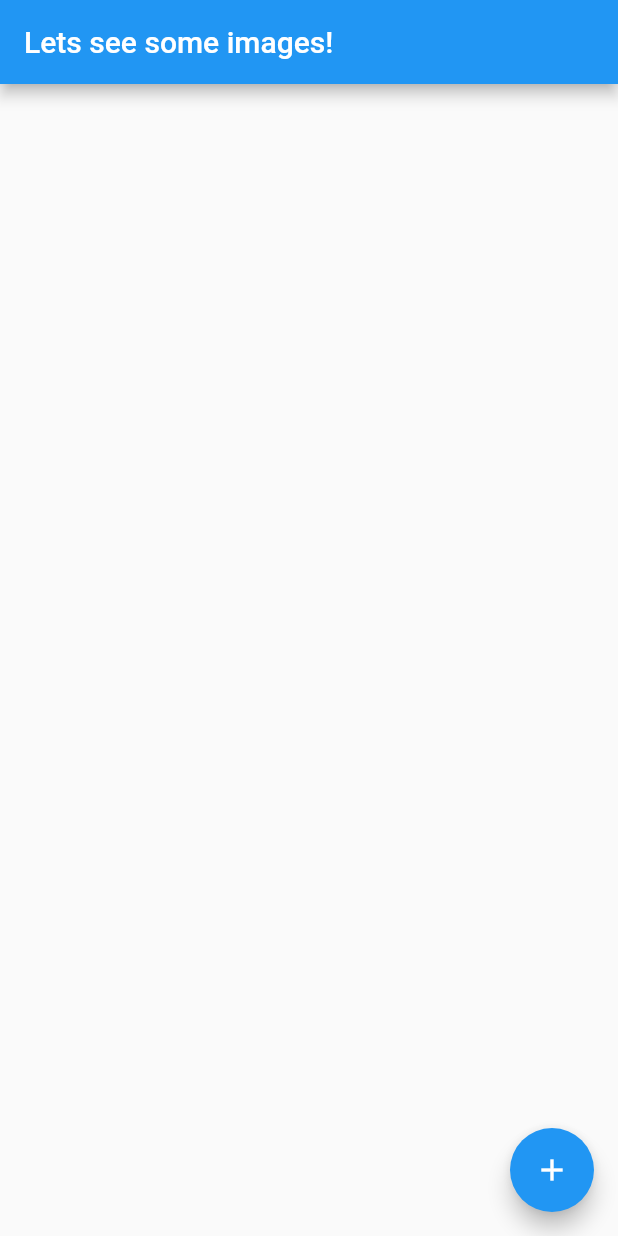
After one commit to pedrolacerda81/flutters-guide, a Flutter app: the screen it shows after launch, on a phone screen of 412 x 824 dp. The commit adds this screen. Run offline on Flutter 3.47's test engine with Material 2 defaults, Android fonts, the phone set to English and light mode, and no system bars.

Commit message:
Aula 104

```diff
--- /dev/null
+++ b/apps/pics/lib/src/app.dart
@@ -0,0 +1,48 @@
+// App Widget
+
+//Import flutter helper library
+import 'package:flutter/material.dart';
+import 'package:http/http.dart' show get;
+import 'dart:convert';
+import './models/image.dart';
+import './widgets/image_list.dart';
+
+// Create a class that will be our custom widget
+// This class must exted the 'StatelessWidget' base class
+
+class App extends StatefulWidget {
+  @override
+  State<StatefulWidget> createState() {
+    return AppState();
+  }
+}
+
+class AppState extends State<App> {
+  int counter = 0;
+  List<ImageModel> images = [];
+  void fetchImage() async {
+    counter++;
+    var response =
+        await get('https://jsonplaceholder.typicode.com/photos/$counter');
+    var imageModel = ImageModel.fromJson(json.decode(response.body));
+    setState(() {
+      images.add(imageModel);
+    });
+  }
+
+// Must define a 'build' method that returns
+// the widgets that *this* widget will show
+  Widget build(BuildContext context) {
+    return MaterialApp(
+        home: Scaffold(
+      appBar: AppBar(
+        title: Text('Lets see some images!'),
+      ),
+      body: ImageList(images),
+      floatingActionButton: FloatingActionButton(
+        child: Icon(Icons.add),
+        onPressed: fetchImage,
+      ),
+    ));
+  }
+}
--- /dev/null
+++ b/apps/pics/lib/src/models/image.dart
@@ -0,0 +1,18 @@
+class ImageModel {
+  int id;
+  String url;
+  String title;
+
+  ImageModel(this.id, this.url, this.title);
+
+  /* ImageModel.fromJson(Map<String, dynamic> parcedJson) {
+    id = parcedJson['id'];
+    url = parcedJson['url'];
+    title = parcedJson['title'];
+  } SE FOR USAR, USA ESSA! */
+
+  ImageModel.fromJson(Map<String, dynamic> parcedJson)
+      : id = parcedJson['id'],
+        url = parcedJson['url'],
+        title = parcedJson['title'];
+}
--- /dev/null
+++ b/apps/pics/lib/src/widgets/image_list.dart
@@ -0,0 +1,41 @@
+//Imports
+import 'package:flutter/material.dart';
+import '../models/image.dart';
+
+class ImageList extends StatelessWidget {
+  final List<ImageModel> images;
+  ImageList(this.images);
+
+  @override
+  Widget build(BuildContext context) {
+    return ListView.builder(
+      itemCount: images.length,
+      itemBuilder: (BuildContext context, int index) {
+        return _buildImageItem(images[index]);
+      },
+    );
+  }
+
+  Container _buildImageItem(ImageModel image) {
+    return Container(
+      margin: EdgeInsets.symmetric(horizontal: 16.0, vertical: 5.0),
+      padding: EdgeInsets.all(16.0),
+      decoration: BoxDecoration(
+        border: Border.all(color: Colors.grey[300]),
+      ),
+      child: Column(
+        children: <Widget>[
+          Image.network(image.url),
+          Padding(
+            padding: EdgeInsets.only(top: 20.0),
+            child: Text(
+              image.title,
+              textAlign: TextAlign.center,
+              style: TextStyle(color: Colors.grey[700], fontSize: 16.0),
+            ),
+          ),
+        ],
+      ),
+    );
+  }
+}
--- a/apps/pics/pubspec.yaml
+++ b/apps/pics/pubspec.yaml
@@ -23,6 +23,7 @@ dependencies:
   # The following adds the Cupertino Icons font to your application.
   # Use with the CupertinoIcons class for iOS style icons.
   cupertino_icons: ^0.1.2
+  http: ^0.12.0+2
 
 dev_dependencies:
   flutter_test:
```
Also changed, not shown: apps/pics/lib/main.dart (+2 -11 lines), dartpad-exemples.txt (+34 -0 lines), apps/pics/pubspec.lock.
